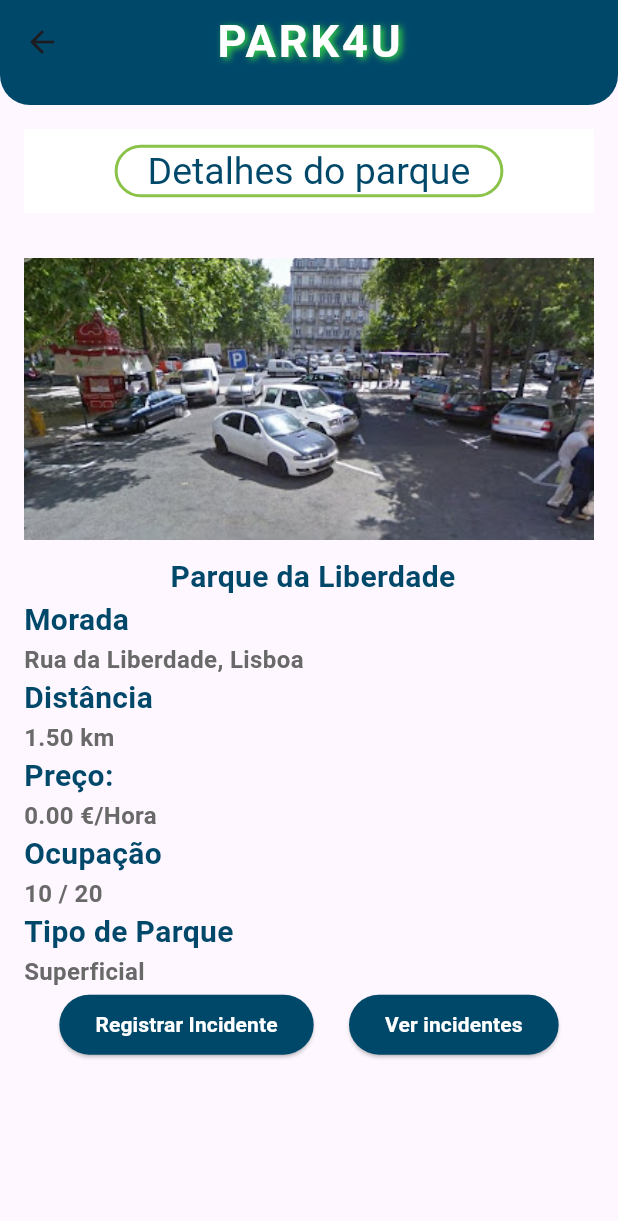
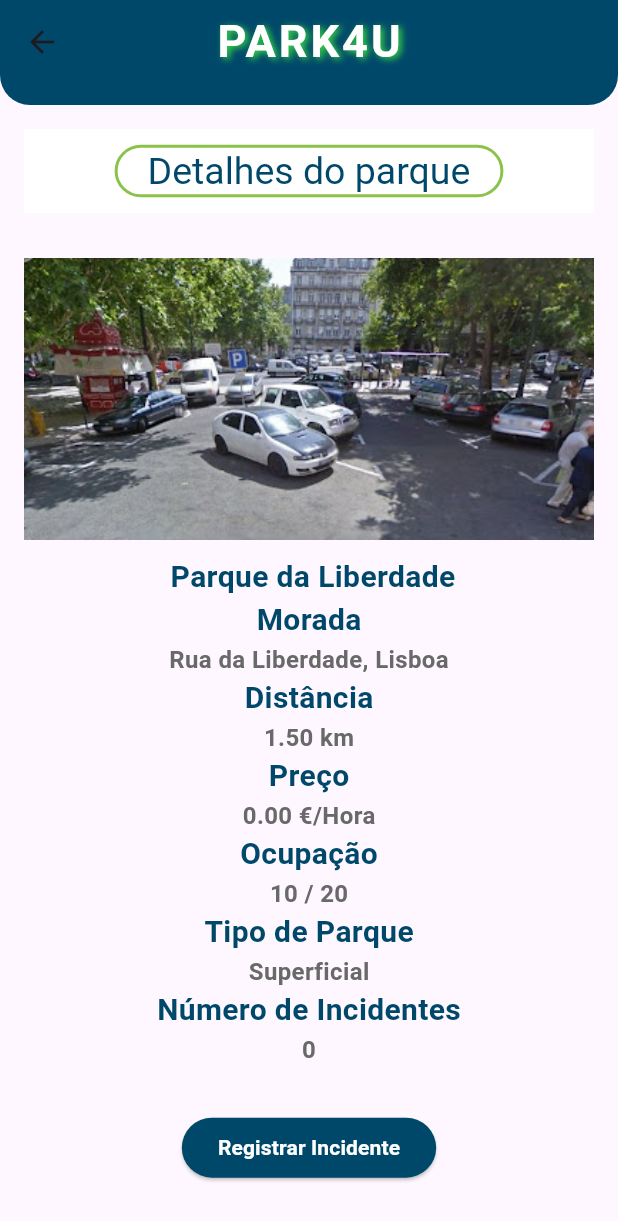
Before and after one commit to Tomfibacarrico03/app_estacionamento_22104735_22107603, a Flutter app: the DetalhesDoParque screen opened directly with sample values from the repository, on a phone screen of 412 x 824 dp. Shown: the top 1221 px of the screen. Run offline on Flutter 3.47's test engine with Material 3 defaults, Android fonts, the light colour scheme and no system bars; Roboto replaces fonts that are missing (Arial).

Commit message:
commit geral

```diff
--- a/lib/detalhes.dart
+++ b/lib/detalhes.dart
@@ -99,7 +99,7 @@ class DetalhesDoParque extends StatelessWidget {
             SizedBox(
               width: double.infinity,
               child: Column(
-                crossAxisAlignment: CrossAxisAlignment.start,
+                crossAxisAlignment: CrossAxisAlignment.center,
                 children: <Widget>[
                   Padding(
                     padding: const EdgeInsets.fromLTRB(0,30.0,0,10.0),
@@ -142,7 +142,7 @@ class DetalhesDoParque extends StatelessWidget {
                         fontWeight: FontWeight.w600),
                   ),
                   const Text(
-                    'Preço:',
+                    'Preço',
                     style: TextStyle(
                         color: Color(0xFF00486A),
                         fontSize: 20,
@@ -183,14 +183,29 @@ class DetalhesDoParque extends StatelessWidget {
                         fontSize: 16,
                         fontWeight: FontWeight.w600),
                   ),
+                  const Text(
+                    'Número de Incidentes',
+                    style: TextStyle(
+                        color: Color(0xFF00486A),
+                        fontSize: 20,
+                        fontWeight: FontWeight.bold),
+                  ),
+                  Text(
+                    parque.incidentes.length.toString(),
+                    style: const TextStyle(
+                        color: Color(0xff696969),
+                        fontSize: 16,
+                        fontWeight: FontWeight.w600),
+                  ),
                   // ... outros detalhes
                 ],
               ),
             ),
             // Botões para ações
+            const SizedBox(height: 30),
             Row(
               mainAxisAlignment: MainAxisAlignment
-                  .spaceEvenly, // Distribui os botões uniformemente na linha
+                  .spaceAround, // Distribui os botões uniformemente na linha
               children: <Widget>[
                 ElevatedButton(
                   style: ElevatedButton.styleFrom(
@@ -201,7 +216,7 @@ class DetalhesDoParque extends StatelessWidget {
                     Navigator.of(context).popUntil((route) => route.isFirst);
                     // Abre a tela principal com o índice da aba desejada
                     Navigator.of(context).pushReplacement(MaterialPageRoute(
-                      builder: (context) => TabBarDemo(initialIndex: 3), // Índice da aba "Registrar Incidente"
+                      builder: (context) => TabBarDemo(initialIndex: 3,registarIncidenteParque: parque), // Índice da aba "Registrar Incidente"
                     ));
                   },
                   child: const Text(
@@ -209,13 +224,13 @@ class DetalhesDoParque extends StatelessWidget {
                     style: TextStyle(color: Color(0xFFFFFFFF), fontWeight: FontWeight.w600),
                   ),
                 ),
+                if (parque.incidentes.length > 0)
                   ElevatedButton(
                     style: ElevatedButton.styleFrom(
-                    backgroundColor:  const Color(0xFF00486A), // Cor de fundo do botão
-                    // Outros personalizações podem ser aplicadas aqui
+                      backgroundColor:  const Color(0xFF00486A),
                     ),
                     onPressed: () {
-                    Navigator.push(context, MaterialPageRoute(builder: (context)=> ListaIncidentesPage(incidentes: parque.getIncidentes())),);
+                      Navigator.push(context, MaterialPageRoute(builder: (context) => ListaIncidentesPage(incidentes: parque.incidentes)));
                     },
                     child: const Text('Ver incidentes',style: TextStyle(color: Color(0xFFFFFFFF),fontWeight: FontWeight.w600)),
                   ),
--- a/lib/main.dart
+++ b/lib/main.dart
@@ -1,5 +1,6 @@
 import 'dart:ui';
 
+import 'package:app_estacionamento_22104735_22107603/classes/estacionamento.dart';
 import 'package:flutter/material.dart';
 import 'menu.dart';
 import 'parques.dart';
@@ -13,7 +14,8 @@ void main() {
 
 class TabBarDemo extends StatelessWidget {
   final int initialIndex;
-  const TabBarDemo({super.key, this.initialIndex = 0});
+  final Estacionamento? registarIncidenteParque;
+  const TabBarDemo({super.key, this.initialIndex = 0,this.registarIncidenteParque});
 
   @override
   Widget build(BuildContext context) {
@@ -62,12 +64,12 @@ class TabBarDemo extends StatelessWidget {
             ),
           ),
         ),
-        body: const TabBarView(
+        body:  TabBarView(
           children: [
             MenuPage(),
             Parques(),
             Mapa(),
-            RegistarIncidentes(),
+            RegistarIncidentes(parque: registarIncidenteParque,),
           ],
         ),
         // Move TabBar to bottomNavigationBar+
@@ -82,7 +84,7 @@ class TabBarDemo extends StatelessWidget {
               color: Color(0xFF00486A),
               child: TabBar(
                 tabs: [
-                  Tab(icon: Icon(Icons.home_filled, size: 40), text: "Menu"),
+                  Tab(icon: Icon(Icons.dashboard, size: 40), text: "Dashboard"),
                   Tab(icon: Icon(Icons.list, size: 40), text: "Parques"),
                   Tab(icon: Icon(Icons.map, size: 40), text: "Mapa"),
                   Tab(icon: Icon(Icons.error, size: 40), text: "Incidente"),
```
Also changed, not shown: lib/ListaDeIncidentes.dart (+129 -16 lines), lib/registarincidente.dart (+31 -21 lines). Lines whose indentation alone changed are shown as unchanged.
